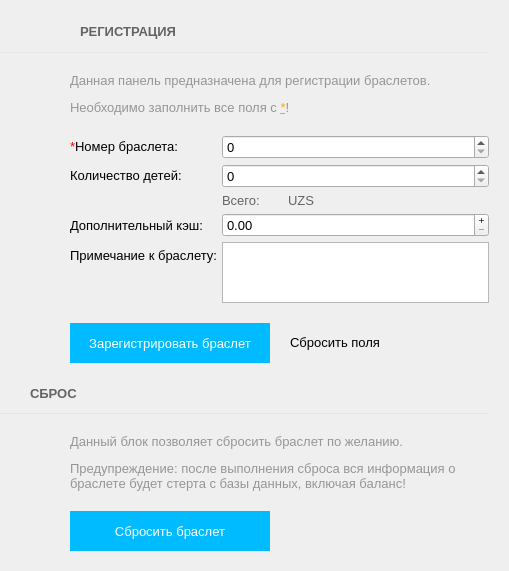
Above: Client/forms/RegisterForm.ui from Baxulio/Attraction before the change. Below: the same form after it.
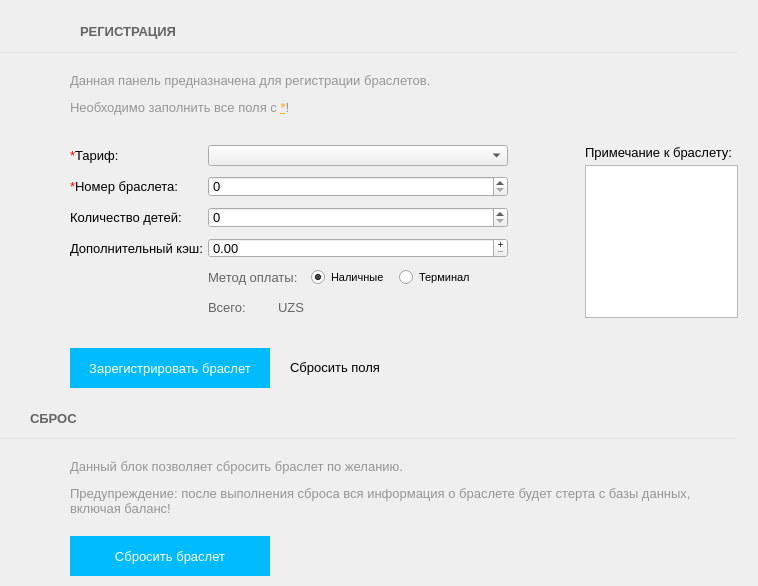
That is the form after the change. Icons and pictures are not drawn.

The edit to the form file:
```diff
--- a/Client/forms/RegisterForm.ui
+++ b/Client/forms/RegisterForm.ui
@@ -6,14 +6,14 @@
    <rect>
     <x>0</x>
     <y>0</y>
-    <width>509</width>
-    <height>571</height>
+    <width>758</width>
+    <height>586</height>
    </rect>
   </property>
   <property name="windowTitle">
    <string>Form</string>
   </property>
-  <layout class="QVBoxLayout" name="verticalLayout_3" stretch="0,0,0,0,0,0,1">
+  <layout class="QVBoxLayout" name="verticalLayout_3">
    <property name="spacing">
     <number>10</number>
    </property>
@@ -27,7 +27,7 @@
     <number>20</number>
    </property>
    <property name="bottomMargin">
-    <number>20</number>
+    <number>10</number>
    </property>
    <item>
     <layout class="QHBoxLayout" name="horizontalLayout">
@@ -113,7 +113,7 @@
     </widget>
    </item>
    <item>
-    <layout class="QHBoxLayout" name="horizontalLayout_2">
+    <layout class="QHBoxLayout" name="horizontalLayout_9">
      <property name="spacing">
       <number>20</number>
      </property>
@@ -177,14 +177,69 @@
         </widget>
        </item>
        <item>
+        <layout class="QHBoxLayout" name="horizontalLayout_2" stretch="0,1">
+         <property name="spacing">
+          <number>10</number>
+         </property>
+         <item>
+          <widget class="QFrame" name="frame">
+           <property name="minimumSize">
+            <size>
+             <width>505</width>
+             <height>0</height>
+            </size>
+           </property>
+           <property name="frameShape">
+            <enum>QFrame::NoFrame</enum>
+           </property>
+           <property name="frameShadow">
+            <enum>QFrame::Plain</enum>
+           </property>
         <layout class="QFormLayout" name="formLayout">
          <property name="horizontalSpacing">
           <number>5</number>
          </property>
          <property name="verticalSpacing">
-          <number>5</number>
+             <number>10</number>
+            </property>
+            <property name="leftMargin">
+             <number>0</number>
+            </property>
+            <property name="topMargin">
+             <number>10</number>
+            </property>
+            <property name="rightMargin">
+             <number>10</number>
+            </property>
+            <property name="bottomMargin">
+             <number>10</number>
          </property>
          <item row="0" column="0">
+             <widget class="QLabel" name="label_2">
+              <property name="font">
+               <font>
+                <pointsize>10</pointsize>
+               </font>
+              </property>
+              <property name="text">
+               <string>&lt;html&gt;&lt;head/&gt;&lt;body&gt;&lt;p&gt;&lt;span style=&quot; color:#ff0000;&quot;&gt;*&lt;/span&gt;Тариф: &lt;/p&gt;&lt;/body&gt;&lt;/html&gt;</string>
+              </property>
+              <property name="buddy">
+               <cstring>bracer_number_spinBox</cstring>
+              </property>
+             </widget>
+            </item>
+            <item row="0" column="1">
+             <widget class="QComboBox" name="tariff_comboBox">
+              <property name="maximumSize">
+               <size>
+                <width>300</width>
+                <height>16777215</height>
+               </size>
+              </property>
+             </widget>
+            </item>
+            <item row="1" column="0">
           <widget class="QLabel" name="label">
            <property name="font">
             <font>
@@ -199,7 +254,7 @@
            </property>
           </widget>
          </item>
-         <item row="0" column="1">
+            <item row="1" column="1">
           <widget class="QSpinBox" name="bracer_number_spinBox">
            <property name="sizePolicy">
             <sizepolicy hsizetype="Minimum" vsizetype="Fixed">
@@ -226,7 +281,7 @@
            </property>
           </widget>
          </item>
-         <item row="1" column="0">
+            <item row="2" column="0">
           <widget class="QLabel" name="label_9">
            <property name="font">
             <font>
@@ -241,78 +296,29 @@
            </property>
           </widget>
          </item>
-         <item row="1" column="1">
-          <widget class="QSpinBox" name="childs_spinBox">
-           <property name="sizePolicy">
-            <sizepolicy hsizetype="Minimum" vsizetype="Fixed">
-             <horstretch>0</horstretch>
-             <verstretch>0</verstretch>
-            </sizepolicy>
-           </property>
-           <property name="maximumSize">
-            <size>
-             <width>300</width>
-             <height>16777215</height>
-            </size>
-           </property>
-           <property name="font">
-            <font>
-             <pointsize>10</pointsize>
-            </font>
-           </property>
-           <property name="maximum">
-            <number>999</number>
-           </property>
-          </widget>
-         </item>
          <item row="2" column="1">
-          <layout class="QHBoxLayout" name="horizontalLayout_7" stretch="0,0,1">
-           <property name="spacing">
-            <number>10</number>
-           </property>
-           <item>
-            <widget class="QLabel" name="price_label_3">
-             <property name="font">
-              <font>
-               <pointsize>10</pointsize>
-              </font>
-             </property>
-             <property name="styleSheet">
-              <string notr="true">color: rgb(100, 100, 100);</string>
-             </property>
-             <property name="text">
-              <string>Всего:</string>
-             </property>
-            </widget>
-           </item>
-           <item>
-            <widget class="QLabel" name="price_label">
+             <widget class="QSpinBox" name="childs_spinBox">
+              <property name="sizePolicy">
+               <sizepolicy hsizetype="Minimum" vsizetype="Fixed">
+                <horstretch>0</horstretch>
+                <verstretch>0</verstretch>
+               </sizepolicy>
+              </property>
+              <property name="maximumSize">
+               <size>
+                <width>300</width>
+                <height>16777215</height>
+               </size>
+              </property>
              <property name="font">
               <font>
                <pointsize>10</pointsize>
               </font>
              </property>
-             <property name="styleSheet">
-              <string notr="true">color: rgb(255, 0, 0);</string>
-             </property>
-            </widget>
-           </item>
-           <item>
-            <widget class="QLabel" name="price_label_2">
-             <property name="font">
-              <font>
-               <pointsize>10</pointsize>
-              </font>
-             </property>
-             <property name="styleSheet">
-              <string notr="true">color: rgb(100, 100, 100);</string>
-             </property>
-             <property name="text">
-              <string>UZS</string>
-             </property>
-            </widget>
-           </item>
-          </layout>
+              <property name="maximum">
+               <number>999</number>
+              </property>
+             </widget>
          </item>
          <item row="3" column="0">
           <widget class="QLabel" name="label_28">
@@ -362,7 +368,142 @@
            </property>
           </widget>
          </item>
-         <item row="4" column="0">
+            <item row="4" column="1">
+             <layout class="QHBoxLayout" name="horizontalLayout_7" stretch="0,0,1">
+              <property name="spacing">
+               <number>10</number>
+              </property>
+              <item>
+               <widget class="QLabel" name="price_label_4">
+                <property name="sizePolicy">
+                 <sizepolicy hsizetype="Fixed" vsizetype="Preferred">
+                  <horstretch>0</horstretch>
+                  <verstretch>0</verstretch>
+                 </sizepolicy>
+                </property>
+                <property name="font">
+                 <font>
+                  <pointsize>10</pointsize>
+                 </font>
+                </property>
+                <property name="styleSheet">
+                 <string notr="true">color: rgb(100, 100, 100);</string>
+                </property>
+                <property name="text">
+                 <string>Метод оплаты: </string>
+                </property>
+               </widget>
+              </item>
+              <item>
+               <widget class="QRadioButton" name="real_radio">
+                <property name="font">
+                 <font>
+                  <pointsize>8</pointsize>
+                 </font>
+                </property>
+                <property name="text">
+                 <string>Наличные</string>
+                </property>
+                <property name="icon">
+                 <iconset resource="../clientresources.qrc">
+                  <normaloff>:/resources/glyphs/coins.png</normaloff>:/resources/glyphs/coins.png</iconset>
+                </property>
+                <property name="checked">
+                 <bool>true</bool>
+                </property>
+               </widget>
+              </item>
+              <item>
+               <widget class="QRadioButton" name="terminal_radio">
+                <property name="font">
+                 <font>
+                  <pointsize>8</pointsize>
+                 </font>
+                </property>
+                <property name="text">
+                 <string>Терминал</string>
+                </property>
+                <property name="icon">
+                 <iconset resource="../clientresources.qrc">
+                  <normaloff>:/resources/glyphs/65.png</normaloff>:/resources/glyphs/65.png</iconset>
+                </property>
+                <property name="checked">
+                 <bool>false</bool>
+                </property>
+               </widget>
+              </item>
+             </layout>
+            </item>
+            <item row="5" column="1">
+             <layout class="QHBoxLayout" name="horizontalLayout_8" stretch="0,0,1">
+              <property name="spacing">
+               <number>10</number>
+              </property>
+              <property name="bottomMargin">
+               <number>0</number>
+              </property>
+              <item>
+               <widget class="QLabel" name="price_label_3">
+                <property name="font">
+                 <font>
+                  <pointsize>10</pointsize>
+                 </font>
+                </property>
+                <property name="styleSheet">
+                 <string notr="true">color: rgb(100, 100, 100);</string>
+                </property>
+                <property name="text">
+                 <string>Всего:</string>
+                </property>
+               </widget>
+              </item>
+              <item>
+               <widget class="QLabel" name="price_label">
+                <property name="font">
+                 <font>
+                  <pointsize>16</pointsize>
+                 </font>
+                </property>
+                <property name="styleSheet">
+                 <string notr="true">color: rgb(255, 0, 0);</string>
+                </property>
+               </widget>
+              </item>
+              <item>
+               <widget class="QLabel" name="price_label_2">
+                <property name="font">
+                 <font>
+                  <pointsize>10</pointsize>
+                 </font>
+                </property>
+                <property name="styleSheet">
+                 <string notr="true">color: rgb(100, 100, 100);</string>
+                </property>
+                <property name="text">
+                 <string>UZS</string>
+                </property>
+               </widget>
+              </item>
+             </layout>
+            </item>
+           </layout>
+          </widget>
+         </item>
+         <item>
+          <layout class="QVBoxLayout" name="verticalLayout_6">
+           <property name="spacing">
+            <number>5</number>
+           </property>
+           <property name="topMargin">
+            <number>10</number>
+           </property>
+           <property name="rightMargin">
+            <number>0</number>
+           </property>
+           <property name="bottomMargin">
+            <number>10</number>
+           </property>
+           <item>
           <widget class="QLabel" name="label_29">
            <property name="font">
             <font>
@@ -377,8 +518,17 @@
            </property>
           </widget>
          </item>
-         <item row="4" column="1">
-          <widget class="QTextEdit" name="comment_textEdit"/>
+           <item>
+            <widget class="QTextEdit" name="comment_textEdit">
+             <property name="sizePolicy">
+              <sizepolicy hsizetype="Expanding" vsizetype="Expanding">
+               <horstretch>0</horstretch>
+               <verstretch>0</verstretch>
+              </sizepolicy>
+             </property>
+            </widget>
+           </item>
+          </layout>
          </item>
         </layout>
        </item>
```
Left out of the diff: 74 changed lines with no effect on the pictures. Lines whose indentation alone changed are shown as unchanged.
